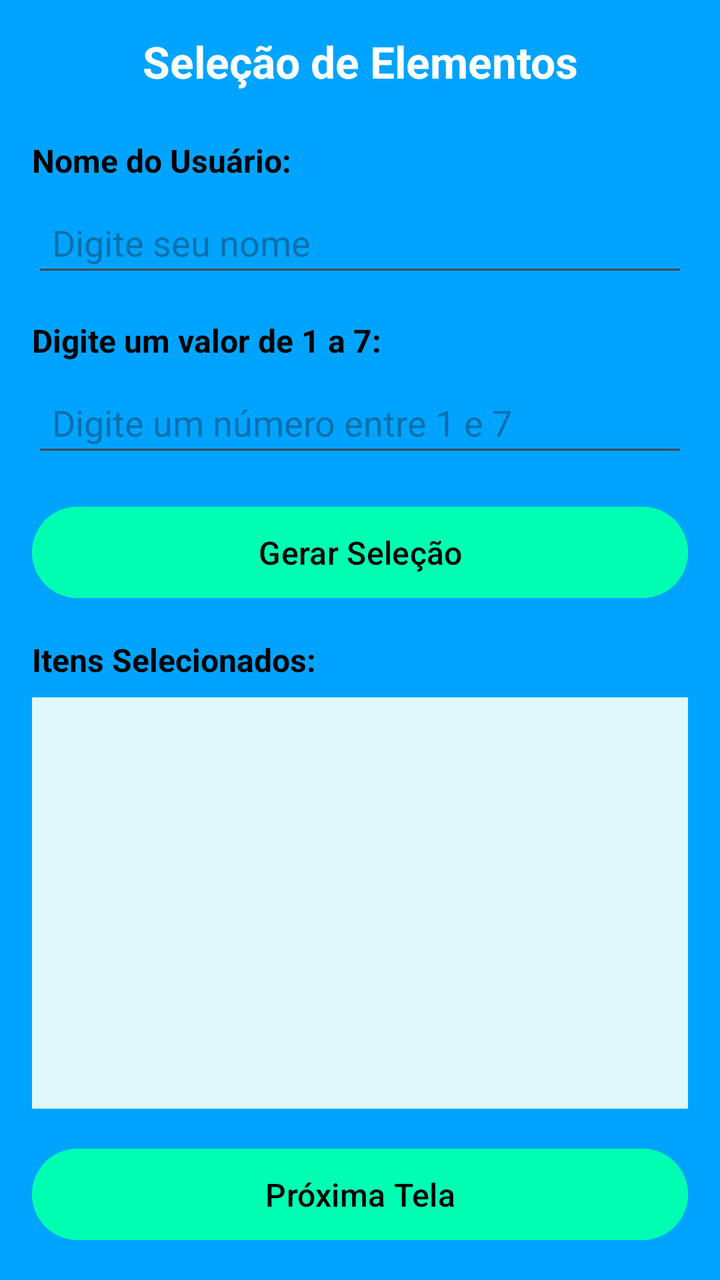
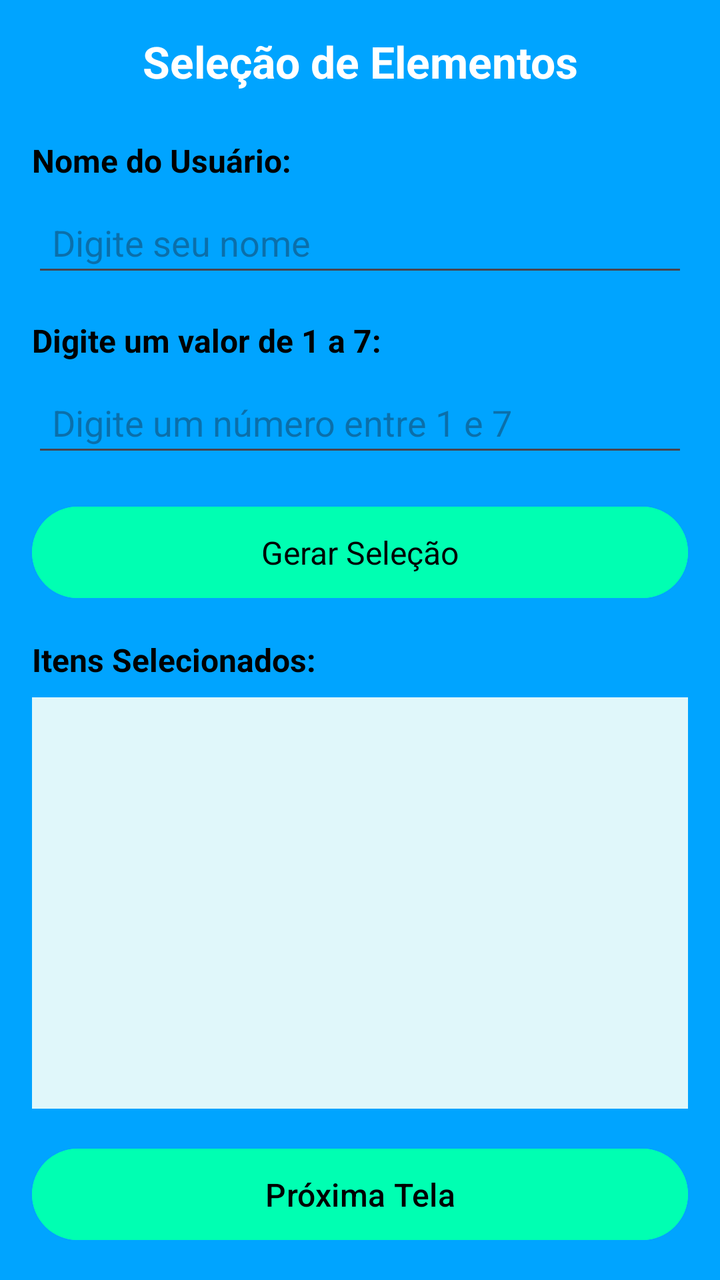

The first picture is an Android layout as it rendered before a commit; the second is the same layout after the commit. The layout source and the unified diff follow.
<!-- AndroidManifest.xml: application theme Theme.ErmesonBalbinotAndrade -->
<!-- res/layout/activity_entrada_usuario.xml -->
<?xml version="1.0" encoding="utf-8"?>
<LinearLayout xmlns:android="http://schemas.android.com/apk/res/android"
    android:layout_width="match_parent"
    android:layout_height="match_parent"
    android:orientation="vertical"
    android:padding="16dp"
    android:background="@color/azul">

    <TextView
        android:id="@+id/TextViewTitulo"
        android:layout_width="match_parent"
        android:layout_height="wrap_content"
        android:text="@string/sele_o_de_elementos"
        android:textStyle="bold"
        android:textSize="22sp"
        android:gravity="center"
        android:layout_marginBottom="24dp"
        android:textColor="@color/white" />

    <TextView
        android:id="@+id/TextViewNomeUsuario"
        android:layout_width="match_parent"
        android:layout_height="wrap_content"
        android:text="@string/nome_do_usu_rio"
        android:layout_marginBottom="8dp"
        android:textStyle="bold"
        android:textSize="16sp"
        android:textColor="@android:color/black" />

    <EditText
        android:id="@+id/EditTextNomeUsuario"
        android:layout_width="match_parent"
        android:layout_height="wrap_content"
        android:hint="@string/digite_seu_nome"
        android:inputType="textPersonName"
        android:layout_marginBottom="16dp"
        android:padding="10dp" />

    <TextView
        android:id="@+id/TextViewValor"
        android:layout_width="match_parent"
        android:layout_height="wrap_content"
        android:text="@string/digite_um_valor_de_1_a_7"
        android:layout_marginBottom="8dp"
        android:textStyle="bold"
        android:textSize="16sp"
        android:textColor="@android:color/black" />

    <EditText
        android:id="@+id/EditTextValor"
        android:layout_width="match_parent"
        android:layout_height="wrap_content"
        android:hint="@string/digite_um_n_mero_entre_1_e_7"
        android:inputType="number"
        android:layout_marginBottom="16dp"
        android:padding="10dp" />

    <Button
        android:id="@+id/btnGerarSelecao"
        android:layout_width="match_parent"
        android:layout_height="wrap_content"
        android:text="@string/gerar_sele_o"
        android:layout_marginBottom="16dp"
        android:backgroundTint="@color/green"
        android:textColor="@color/black"
        android:paddingVertical="12dp"
        android:textSize="16sp" />

    <TextView
        android:id="@+id/TextViewItensSelecionados"
        android:layout_width="match_parent"
        android:layout_height="wrap_content"
        android:text="@string/itens_selecionados"
        android:textStyle="bold"
        android:textSize="16sp"
        android:layout_marginBottom="8dp"
        android:textColor="@android:color/black" />

    <ListView
        android:id="@+id/ListViewItensSelecionados"
        android:layout_width="match_parent"
        android:layout_height="0dp"
        android:layout_weight="1"
        android:divider="@android:color/black"
        android:dividerHeight="1dp"
        android:background="@color/azul_claro"
        android:padding="8dp" />

    <Button
        android:id="@+id/btnProximaTela"
        android:layout_width="match_parent"
        android:layout_height="wrap_content"
        android:text="@string/proxima_tela"
        android:layout_marginTop="16dp"
        android:backgroundTint="@color/green"
        android:textColor="@color/black"
        android:paddingVertical="12dp"
        android:textSize="16sp" />

</LinearLayout>
<!-- resources referenced by this layout -->
<resources>
  <color name="azul">#00A4FF</color>
  <color name="azul_claro">#E0F7FA</color>
  <color name="black">#FF000000</color>
  <color name="green">#00FFB2</color>
  <color name="white">#FFFFFFFF</color>
  <string name="digite_seu_nome">Digite seu nome</string>
  <string name="digite_um_n_mero_entre_1_e_7">Digite um número entre 1 e 7</string>
  <string name="digite_um_valor_de_1_a_7">Digite um valor de 1 a 7:</string>
  <string name="gerar_sele_o">Gerar Seleção</string>
  <string name="itens_selecionados">Itens Selecionados:</string>
  <string name="nome_do_usu_rio">Nome do Usuário:</string>
  <string name="proxima_tela">Próxima Tela</string>
  <string name="sele_o_de_elementos">Seleção de Elementos</string>
  <style name="Theme.ErmesonBalbinotAndrade" parent="Base.Theme.ErmesonBalbinotAndrade" />
  <style name="Base.Theme.ErmesonBalbinotAndrade" parent="Theme.Material3.DayNight.NoActionBar">
          
          
      </style>
</resources>

<!-- the commit's change to res/layout/activity_entrada_usuario.xml (unified diff, before → after) -->
@@ -15,6 +15,7 @@
         android:textSize="22sp"
         android:gravity="center"
         android:layout_marginBottom="24dp"
+        android:textAppearance="@style/TextAppearance.AppCompat.Medium"
         android:textColor="@color/white" />
 
     <TextView
@@ -25,6 +26,7 @@
         android:layout_marginBottom="8dp"
         android:textStyle="bold"
         android:textSize="16sp"
+        android:textAppearance="@style/TextAppearance.AppCompat.Medium"
         android:textColor="@android:color/black" />
 
     <EditText
@@ -34,6 +36,7 @@
         android:hint="@string/digite_seu_nome"
         android:inputType="textPersonName"
         android:layout_marginBottom="16dp"
+        android:textAppearance="@style/TextAppearance.AppCompat.Medium"
         android:padding="10dp" />
 
     <TextView
@@ -44,6 +47,7 @@
         android:layout_marginBottom="8dp"
         android:textStyle="bold"
         android:textSize="16sp"
+        android:textAppearance="@style/TextAppearance.AppCompat.Medium"
         android:textColor="@android:color/black" />
 
     <EditText
@@ -53,6 +57,7 @@
         android:hint="@string/digite_um_n_mero_entre_1_e_7"
         android:inputType="number"
         android:layout_marginBottom="16dp"
+        android:textAppearance="@style/TextAppearance.AppCompat.Medium"
         android:padding="10dp" />
 
     <Button
@@ -64,6 +69,7 @@
         android:backgroundTint="@color/green"
         android:textColor="@color/black"
         android:paddingVertical="12dp"
+        android:textAppearance="@style/TextAppearance.AppCompat.Medium"
         android:textSize="16sp" />
 
     <TextView
@@ -74,6 +80,7 @@
         android:textStyle="bold"
         android:textSize="16sp"
         android:layout_marginBottom="8dp"
+        android:textAppearance="@style/TextAppearance.AppCompat.Medium"
         android:textColor="@android:color/black" />
 
     <ListView
@@ -84,6 +91,7 @@
         android:divider="@android:color/black"
         android:dividerHeight="1dp"
         android:background="@color/azul_claro"
+        android:textAppearance="@style/TextAppearance.AppCompat.Medium"
         android:padding="8dp" />
 
     <Button
